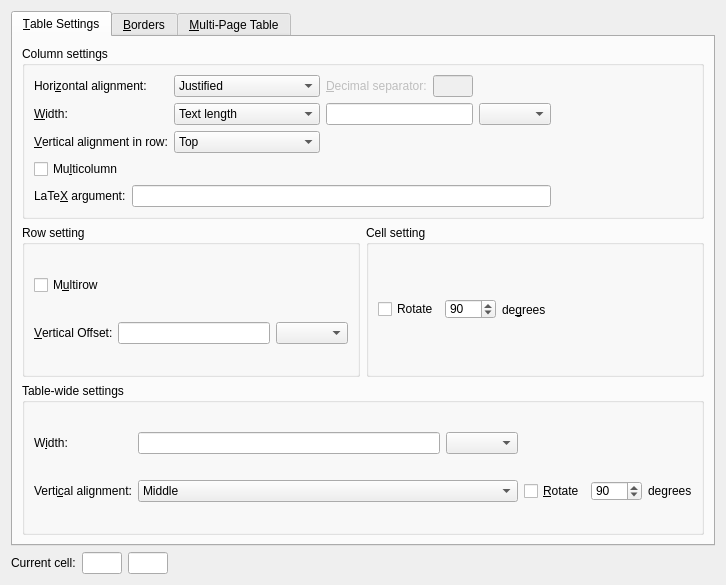
Qt form src/frontends/qt/ui/TabularUi.ui (kojiOnHill/lyx) before a commit.
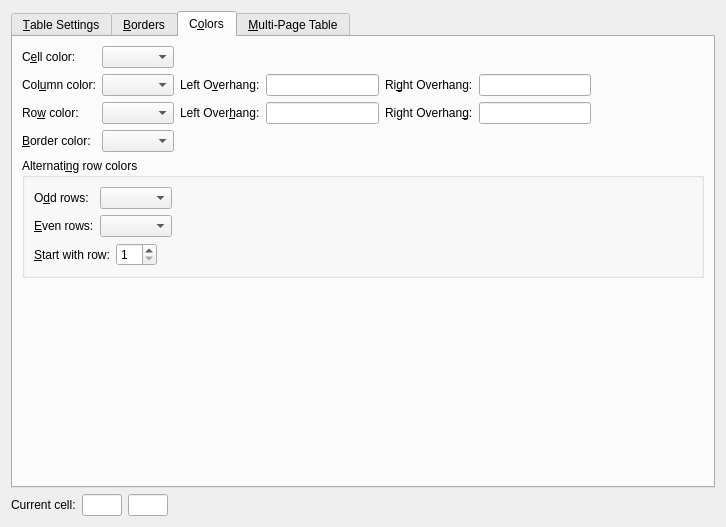
The same form after that commit. Custom widgets are drawn as their Qt base class.

The edit to the form file:
```diff
--- a/src/frontends/qt/ui/TabularUi.ui
+++ b/src/frontends/qt/ui/TabularUi.ui
@@ -7,7 +7,7 @@
     <x>0</x>
     <y>0</y>
     <width>726</width>
-    <height>585</height>
+    <height>527</height>
    </rect>
   </property>
   <property name="windowTitle">
@@ -16,7 +16,7 @@
   <property name="sizeGripEnabled" stdset="0">
    <bool>false</bool>
   </property>
-  <layout class="QGridLayout" name="gridLayout_11">
+  <layout class="QGridLayout" name="gridLayout_13">
    <item row="0" column="0">
     <widget class="QTabWidget" name="TabWidget">
      <property name="toolTip">
@@ -26,7 +26,7 @@
       <enum>QTabWidget::Rounded</enum>
      </property>
      <property name="currentIndex">
-      <number>0</number>
+      <number>2</number>
      </property>
      <widget class="QWidget" name="Settings">
       <attribute name="title">
@@ -1333,6 +1333,275 @@
        </item>
       </layout>
      </widget>
+     <widget class="QWidget" name="Colors">
+      <attribute name="title">
+       <string>C&amp;olors</string>
+      </attribute>
+      <layout class="QGridLayout" name="gridLayout_14">
+       <item row="0" column="0">
+        <layout class="QGridLayout" name="gridLayout_12">
+         <item row="1" column="1">
+          <widget class="lyx::frontend::ColorsCombo" name="columnColorCO">
+           <property name="inputMethodHints">
+            <set>Qt::InputMethodHint::ImhDigitsOnly|Qt::InputMethodHint::ImhLatinOnly</set>
+           </property>
+           <property name="maxVisibleItems">
+            <number>20</number>
+           </property>
+          </widget>
+         </item>
+         <item row="1" column="4">
+          <widget class="QLabel" name="columnColorRightOHLA">
+           <property name="text">
+            <string>Ri&amp;ght Overhang:</string>
+           </property>
+           <property name="buddy">
+            <cstring>columnColorRightOHED</cstring>
+           </property>
+          </widget>
+         </item>
+         <item row="2" column="3">
+          <widget class="QLineEdit" name="rowColorLeftOHED"/>
+         </item>
+         <item row="1" column="3">
+          <widget class="QLineEdit" name="columnColorLeftOHED"/>
+         </item>
+         <item row="1" column="0">
+          <widget class="QLabel" name="columnColorLA">
+           <property name="text">
+            <string>Col&amp;umn color:</string>
+           </property>
+           <property name="buddy">
+            <cstring>columnColorCO</cstring>
+           </property>
+          </widget>
+         </item>
+         <item row="2" column="1">
+          <widget class="lyx::frontend::ColorsCombo" name="rowColorCO">
+           <property name="inputMethodHints">
+            <set>Qt::InputMethodHint::ImhDigitsOnly|Qt::InputMethodHint::ImhLatinOnly</set>
+           </property>
+           <property name="maxVisibleItems">
+            <number>20</number>
+           </property>
+          </widget>
+         </item>
+         <item row="2" column="5">
+          <widget class="QLineEdit" name="rowColorRightOHED"/>
+         </item>
+         <item row="2" column="4">
+          <widget class="QLabel" name="rowColorRightOHLA">
+           <property name="text">
+            <string>Right Overhan&amp;g:</string>
+           </property>
+           <property name="buddy">
+            <cstring>rowColorRightOHED</cstring>
+           </property>
+          </widget>
+         </item>
+         <item row="2" column="2">
+          <widget class="QLabel" name="rowColorLeftOHLA">
+           <property name="text">
+            <string>Left Over&amp;hang:</string>
+           </property>
+           <property name="buddy">
+            <cstring>rowColorLeftOHED</cstring>
+           </property>
+          </widget>
+         </item>
+         <item row="2" column="0">
+          <widget class="QLabel" name="rowColorLA">
+           <property name="text">
+            <string>Ro&amp;w color:</string>
+           </property>
+           <property name="buddy">
+            <cstring>rowColorCO</cstring>
+           </property>
+          </widget>
+         </item>
+         <item row="1" column="5">
+          <widget class="QLineEdit" name="columnColorRightOHED"/>
+         </item>
+         <item row="1" column="2">
+          <widget class="QLabel" name="columnColorLeftOHLA">
+           <property name="text">
+            <string>Left O&amp;verhang:</string>
+           </property>
+           <property name="buddy">
+            <cstring>columnColorLeftOHED</cstring>
+           </property>
+          </widget>
+         </item>
+         <item row="0" column="1">
+          <widget class="lyx::frontend::ColorsCombo" name="cellColorCO">
+           <property name="inputMethodHints">
+            <set>Qt::InputMethodHint::ImhDigitsOnly|Qt::InputMethodHint::ImhLatinOnly</set>
+           </property>
+           <property name="maxVisibleItems">
+            <number>20</number>
+           </property>
+          </widget>
+         </item>
+         <item row="0" column="0">
+          <widget class="QLabel" name="cellColorLA">
+           <property name="text">
+            <string>C&amp;ell color:</string>
+           </property>
+           <property name="buddy">
+            <cstring>cellColorCO</cstring>
+           </property>
+          </widget>
+         </item>
+         <item row="3" column="1">
+          <widget class="lyx::frontend::ColorsCombo" name="borderColorCO">
+           <property name="inputMethodHints">
+            <set>Qt::InputMethodHint::ImhDigitsOnly|Qt::InputMethodHint::ImhLatinOnly</set>
+           </property>
+           <property name="maxVisibleItems">
+            <number>20</number>
+           </property>
+          </widget>
+         </item>
+         <item row="3" column="0">
+          <widget class="QLabel" name="borderColorLA">
+           <property name="text">
+            <string>&amp;Border color:</string>
+           </property>
+           <property name="buddy">
+            <cstring>borderColorCO</cstring>
+           </property>
+          </widget>
+         </item>
+         <item row="1" column="6">
+          <spacer name="horizontalSpacer_8">
+           <property name="orientation">
+            <enum>Qt::Orientation::Horizontal</enum>
+           </property>
+           <property name="sizeHint" stdset="0">
+            <size>
+             <width>40</width>
+             <height>20</height>
+            </size>
+           </property>
+          </spacer>
+         </item>
+        </layout>
+       </item>
+       <item row="3" column="0">
+        <spacer name="verticalSpacer_3">
+         <property name="orientation">
+          <enum>Qt::Orientation::Vertical</enum>
+         </property>
+         <property name="sizeHint" stdset="0">
+          <size>
+           <width>20</width>
+           <height>40</height>
+          </size>
+         </property>
+        </spacer>
+       </item>
+       <item row="2" column="0">
+        <widget class="QGroupBox" name="rowColorsGB">
+         <property name="title">
+          <string>Alternati&amp;ng row colors</string>
+         </property>
+         <layout class="QVBoxLayout" name="verticalLayout">
+          <item>
+           <layout class="QGridLayout" name="gridLayout_11">
+            <item row="0" column="0">
+             <widget class="QLabel" name="oddRowColorLA">
+              <property name="text">
+               <string>O&amp;dd rows:</string>
+              </property>
+              <property name="buddy">
+               <cstring>oddRowColorCO</cstring>
+              </property>
+             </widget>
+            </item>
+            <item row="0" column="1">
+             <widget class="lyx::frontend::ColorsCombo" name="oddRowColorCO">
+              <property name="inputMethodHints">
+               <set>Qt::InputMethodHint::ImhDigitsOnly|Qt::InputMethodHint::ImhLatinOnly</set>
+              </property>
+              <property name="maxVisibleItems">
+               <number>20</number>
+              </property>
+             </widget>
+            </item>
+            <item row="1" column="0">
+             <widget class="QLabel" name="evenRowColorLA">
+              <property name="text">
+               <string>&amp;Even rows:</string>
+              </property>
+              <property name="buddy">
+               <cstring>evenRowColorCO</cstring>
+              </property>
+             </widget>
+            </item>
+            <item row="1" column="1">
+             <widget class="lyx::frontend::ColorsCombo" name="evenRowColorCO">
+              <property name="inputMethodHints">
+               <set>Qt::InputMethodHint::ImhDigitsOnly|Qt::InputMethodHint::ImhLatinOnly</set>
+              </property>
+              <property name="maxVisibleItems">
+               <number>20</number>
+              </property>
+             </widget>
+            </item>
+            <item row="1" column="2">
+             <spacer name="horizontalSpacer_4">
+              <property name="orientation">
+               <enum>Qt::Orientation::Horizontal</enum>
+              </property>
+              <property name="sizeHint" stdset="0">
+               <size>
+                <width>477</width>
+                <height>20</height>
+               </size>
+              </property>
+             </spacer>
+            </item>
+           </layout>
+          </item>
+          <item>
+           <layout class="QHBoxLayout" name="horizontalLayout_6">
+            <item>
+             <widget class="QLabel" name="firstColoredRowLA">
+              <property name="text">
+               <string>&amp;Start with row:</string>
+              </property>
+              <property name="buddy">
+               <cstring>firstColoredRowSB</cstring>
+              </property>
+             </widget>
+            </item>
+            <item>
+             <widget class="QSpinBox" name="firstColoredRowSB">
+              <property name="minimum">
+               <number>1</number>
+              </property>
+             </widget>
+            </item>
+            <item>
+             <spacer name="horizontalSpacer_7">
+              <property name="orientation">
+               <enum>Qt::Orientation::Horizontal</enum>
+              </property>
+              <property name="sizeHint" stdset="0">
+               <size>
+                <width>477</width>
+                <height>20</height>
+               </size>
+              </property>
+             </spacer>
+            </item>
+           </layout>
+          </item>
+         </layout>
+        </widget>
+       </item>
+      </layout>
+     </widget>
      <widget class="QWidget" name="Longtables">
       <attribute name="title">
        <string>&amp;Multi-Page Table</string>
@@ -1704,6 +1973,11 @@
   </layout>
  </widget>
  <customwidgets>
+  <customwidget>
+   <class>lyx::frontend::ColorsCombo</class>
+   <extends>QComboBox</extends>
+   <header>ColorsCombo.h</header>
+  </customwidget>
   <customwidget>
    <class>lyx::frontend::LengthCombo</class>
    <extends>QComboBox</extends>
```
Left out of the diff: 64 changed lines with no effect on the pictures.
